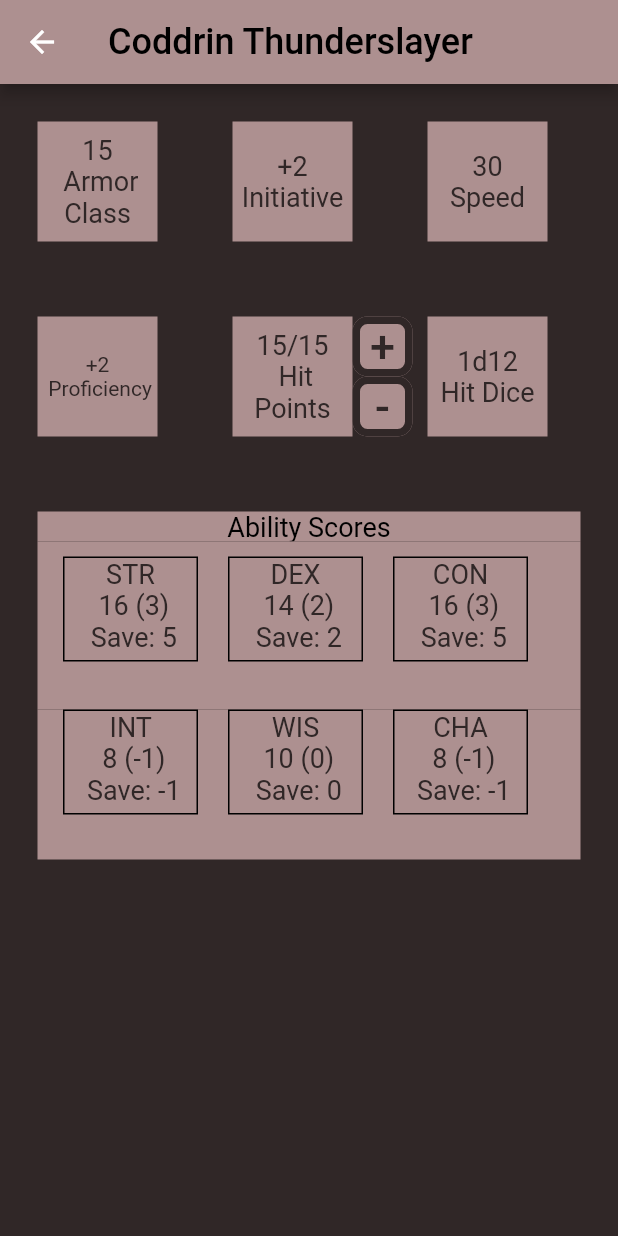
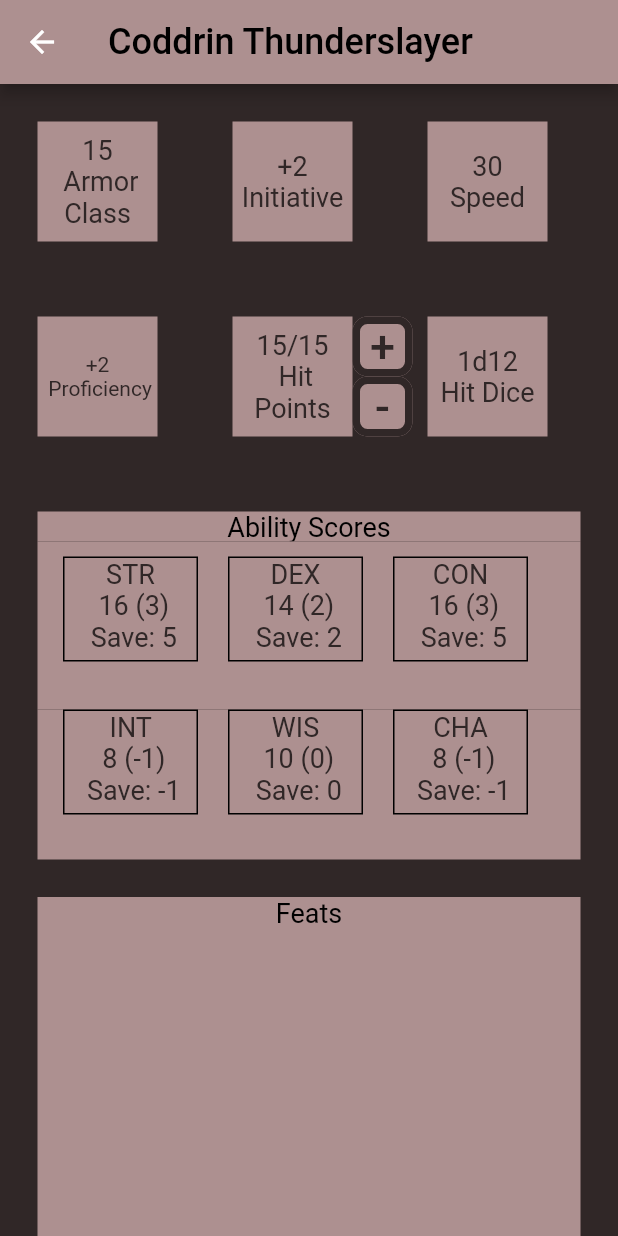
Before and after one commit to EvanMarnik/dnd_character_sheet_app, a Flutter app: the screen it shows after launch, after a tap on an icon or button, on a phone screen of 412 x 824 dp. Run offline on Flutter 3.47's test engine with Material 2 defaults, Android fonts, the phone set to English and light mode, and no system bars; Roboto replaces fonts that are missing (Lancelot).

Commit message:
Update character_sheet_view.dart

```diff
--- a/lib/view/character_sheet_view.dart
+++ b/lib/view/character_sheet_view.dart
@@ -53,7 +53,8 @@ class _CharacterSheetViewState extends State<CharacterSheetView> {
         title: Text(vm.name,
             style: TextStyle(fontSize: 24, color: Colors.black)),
       ),
-      body: Column(
+      body: SingleChildScrollView(
+        child: Column(
           children: <Widget>[
             Row(
               children: [
@@ -246,7 +247,23 @@ class _CharacterSheetViewState extends State<CharacterSheetView> {
                 ],
               ),
             ),
+            Container(
+              margin: EdgeInsets.fromLTRB(25.0, 25.0, 25.0, 0),
+              width: 400.0,
+              height: 20.0,
+              color: Color(0xFFAD9090),
+              child: Text('Feats', style: TextStyle(fontSize: 18, color: Colors.black), textAlign: TextAlign.center),
+            ),
+            Container(
+              margin: EdgeInsets.fromLTRB(25.0, 0, 25.0, 0),
+              width: 400.0,
+              height: 300.0,
+              color: Color(0xFFAD9090),
+              //child: Text(vm.featuresToString(), style: TextStyle(fontSize: 18, color: Colors.black), textAlign: TextAlign.center),
+            ),
           ],
+        )
+
       ),
     );
   }
```
Lines whose indentation alone changed are shown as unchanged.
